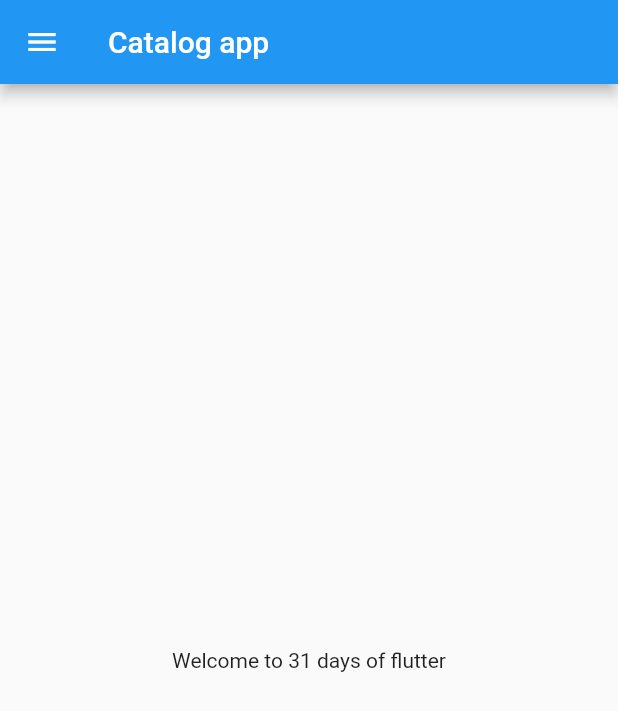
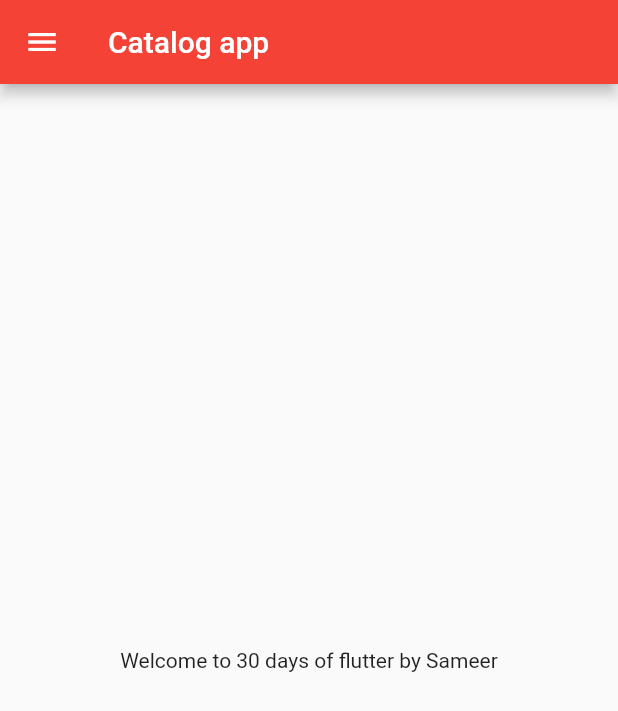
Before and after one commit to sameerwatts/helloflutter, a Flutter app: the screen it shows after launch, on a phone screen of 412 x 824 dp. Shown: the top 711 px of the screen. Run offline on Flutter 3.47's test engine with Material 2 defaults, Android fonts, the phone set to English and light mode, and no system bars.

Commit message:
complete day2

```diff
--- a/lib/home_page.dart
+++ b/lib/Pages/home_page.dart
@@ -3,13 +3,15 @@ import 'package:flutter/material.dart';
 class HomePage extends StatelessWidget {
   @override
   Widget build(BuildContext context) {
+    final int day = 30;
+    final String name = 'Sameer';
     return Scaffold(
       appBar: AppBar(
         title: Text('Catalog app'),
       ),
       body: Center(
         child: Container(
-          child: Text('Welcome to 31 days of flutter'),
+          child: Text('Welcome to $day days of flutter by $name'),
         ),
       ),
       drawer: Drawer(),
--- a/lib/main.dart
+++ b/lib/main.dart
@@ -1,5 +1,6 @@
 import 'package:flutter/material.dart';
-import 'package:helloflutter/home_page.dart';
+import 'package:helloflutter/Pages/home_page.dart';
+import 'package:helloflutter/Pages/login_page.dart';
 
 void main() {
   runApp(myApp());
@@ -9,7 +10,16 @@ class myApp extends StatelessWidget {
   @override
   Widget build(BuildContext context) {
     return MaterialApp(
-      home: HomePage(),
+      // home: HomePage(),
+      themeMode: ThemeMode.light,
+      darkTheme: ThemeData(brightness: Brightness.dark,primarySwatch: Colors.indigo),
+      theme: ThemeData(primarySwatch: Colors.red),
+      initialRoute: '/home',
+      routes: {
+        '/' : (context) => LoginPage(),
+        '/home': (context) => HomePage(),
+        '/login': (context) => LoginPage(),
+      },
     );
   }
 }
```
Also changed, not shown: lib/Pages/login_page.dart (added, +12 -0 lines).
